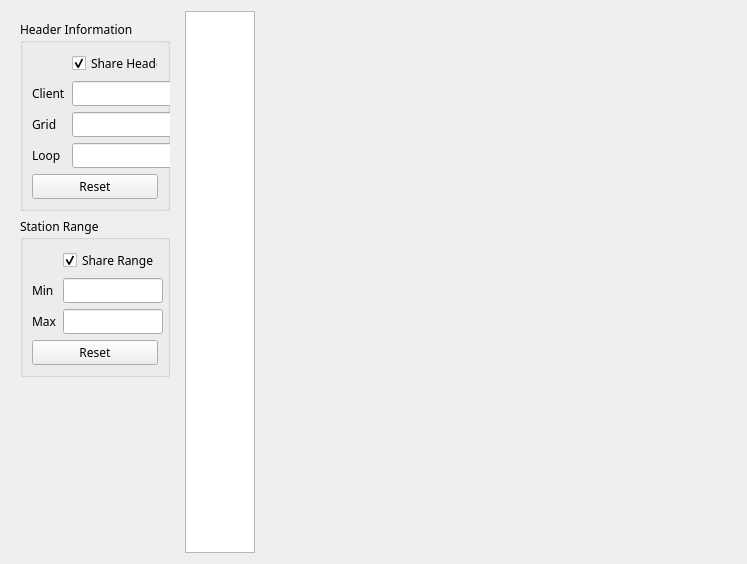
Eric-Meunier/Processor-Suite, file src/qt_ui/pem_editor_widget.ui: the form before one commit.
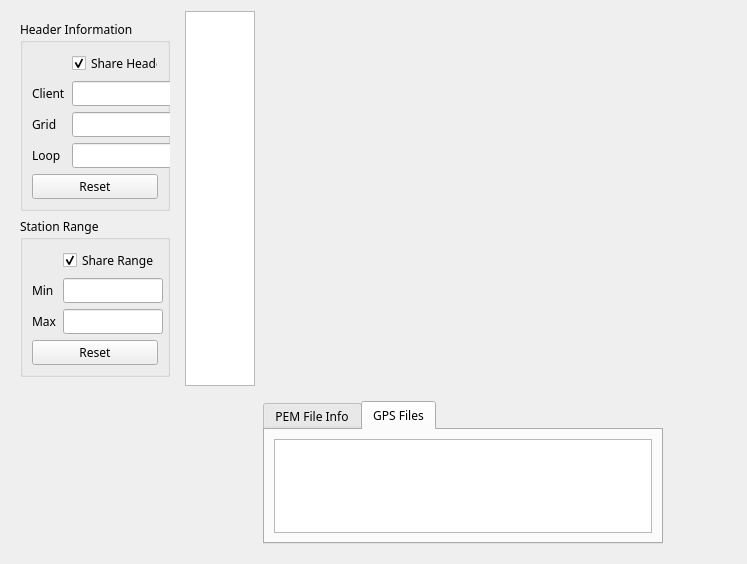
The form after the commit.

Commit message: Drag and drop in pem editor only works on the specific widget. Began work on the PEMFileInfoWidget.

```diff
--- a/src/qt_ui/pem_editor_widget.ui
+++ b/src/qt_ui/pem_editor_widget.ui
@@ -341,6 +341,53 @@
      </attribute>
     </widget>
    </item>
+   <item row="1" column="8">
+    <widget class="QStackedWidget" name="stackedWidget">
+     <property name="currentIndex">
+      <number>0</number>
+     </property>
+     <widget class="QWidget" name="page">
+      <layout class="QGridLayout" name="gridLayout_4">
+       <item row="0" column="0">
+        <widget class="QTabWidget" name="filesTab">
+         <property name="sizePolicy">
+          <sizepolicy hsizetype="Maximum" vsizetype="Expanding">
+           <horstretch>0</horstretch>
+           <verstretch>0</verstretch>
+          </sizepolicy>
+         </property>
+         <property name="minimumSize">
+          <size>
+           <width>400</width>
+           <height>0</height>
+          </size>
+         </property>
+         <property name="currentIndex">
+          <number>1</number>
+         </property>
+         <widget class="QWidget" name="pemInfoTab">
+          <attribute name="title">
+           <string>PEM File Info</string>
+          </attribute>
+          <layout class="QGridLayout" name="gridLayout_2"/>
+         </widget>
+         <widget class="QWidget" name="gpsTab">
+          <attribute name="title">
+           <string>GPS Files</string>
+          </attribute>
+          <layout class="QGridLayout" name="gridLayout_3">
+           <item row="0" column="0">
+            <widget class="QTextBrowser" name="gpsTextBrowser"/>
+           </item>
+          </layout>
+         </widget>
+        </widget>
+       </item>
+      </layout>
+     </widget>
+     <widget class="QWidget" name="page_2"/>
+    </widget>
+   </item>
   </layout>
  </widget>
  <resources/>
```
The commit also changes 22 other files.
